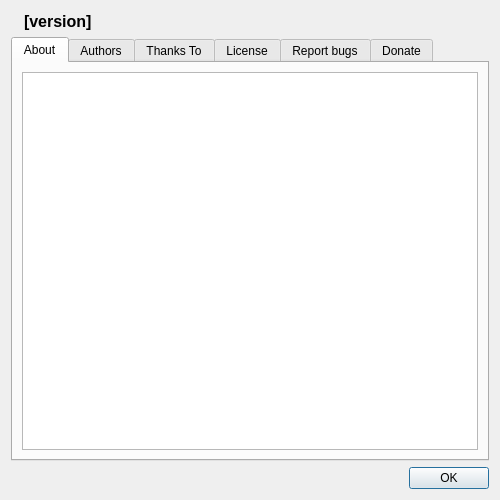
Qt form Forms/About.ui (skynowa/QtLib) before a commit.
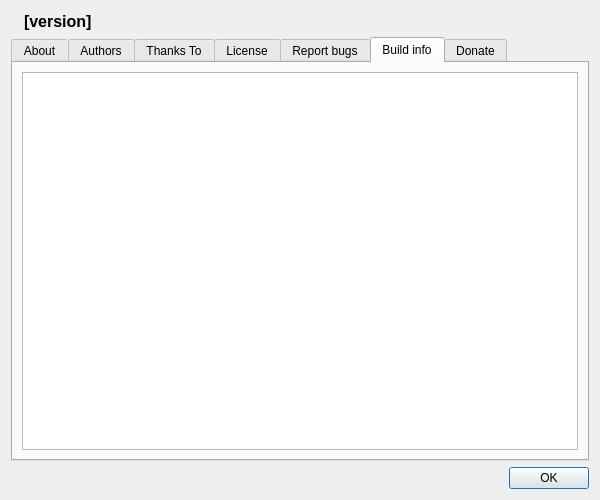
The same form after that commit. The open tabs and pages were chosen to show the change. Icons and pictures are not drawn.

Commit message: Forms: About - update

Diff of the .ui file:
```diff
--- a/Forms/About.ui
+++ b/Forms/About.ui
@@ -6,7 +6,7 @@
    <rect>
     <x>0</x>
     <y>0</y>
-    <width>500</width>
+    <width>600</width>
     <height>500</height>
    </rect>
   </property>
@@ -81,8 +81,7 @@
           <bool>true</bool>
          </property>
          <property name="plainText">
-          <string>
-</string>
+          <string/>
          </property>
         </widget>
        </item>
@@ -184,6 +183,26 @@
        </item>
       </layout>
      </widget>
+     <widget class="QWidget" name="tab">
+      <attribute name="title">
+       <string>Build info</string>
+      </attribute>
+      <layout class="QGridLayout" name="gridLayout_8">
+       <item row="0" column="0">
+        <widget class="QPlainTextEdit" name="pteBuildinfo">
+         <property name="enabled">
+          <bool>true</bool>
+         </property>
+         <property name="readOnly">
+          <bool>true</bool>
+         </property>
+         <property name="plainText">
+          <string/>
+         </property>
+        </widget>
+       </item>
+      </layout>
+     </widget>
      <widget class="QWidget" name="tabDonate">
       <attribute name="title">
        <string>Donate</string>
```
Left out of the diff: 42 changed lines with no effect on the pictures. The commit also changes 2 other files.
